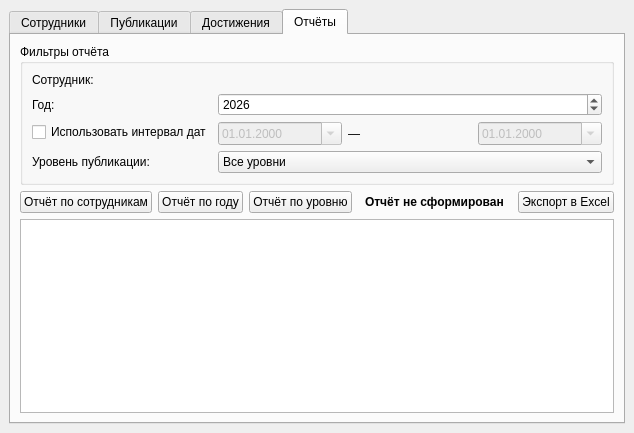
Old version of the form main.ui in the repository Arxn0n/Faculty.
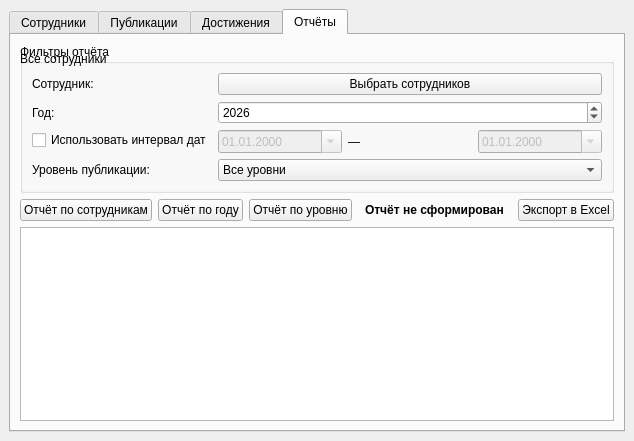
New version of the form. The open tabs and pages were chosen to show the change.

```diff
--- a/main.ui
+++ b/main.ui
@@ -248,17 +248,21 @@
       </widget>
      </item>
 
-     <QPushButton name="btnSelectEmployees">
+     <item row="0" column="1">
+ <widget class="QPushButton" name="btnSelectEmployees">
     <property name="text">
         <string>Выбрать сотрудников</string>
     </property>
-    </QPushButton>
+ </widget>
+</item>
 
-    <QLabel name="lblSelectedEmployees">
+    <item row="0" column="2">
+ <widget class="QLabel" name="lblSelectedEmployees">
     <property name="text">
         <string>Все сотрудники</string>
     </property>
-        </QLabel>
+ </widget>
+</item>
         
      <!-- Год -->
      <item row="1" column="0">
@@ -272,10 +276,10 @@
      <item row="1" column="1">
       <widget class="QSpinBox" name="spinReportYear">
        <property name="minimum">
-        <number>2000</number>
+        <number>0</number>
        </property>
        <property name="maximum">
-        <number>2100</number>
+        <number>10000</number>
        </property>
        <property name="value">
         <number>2026</number>
```
Lines whose indentation alone changed are shown as unchanged.
